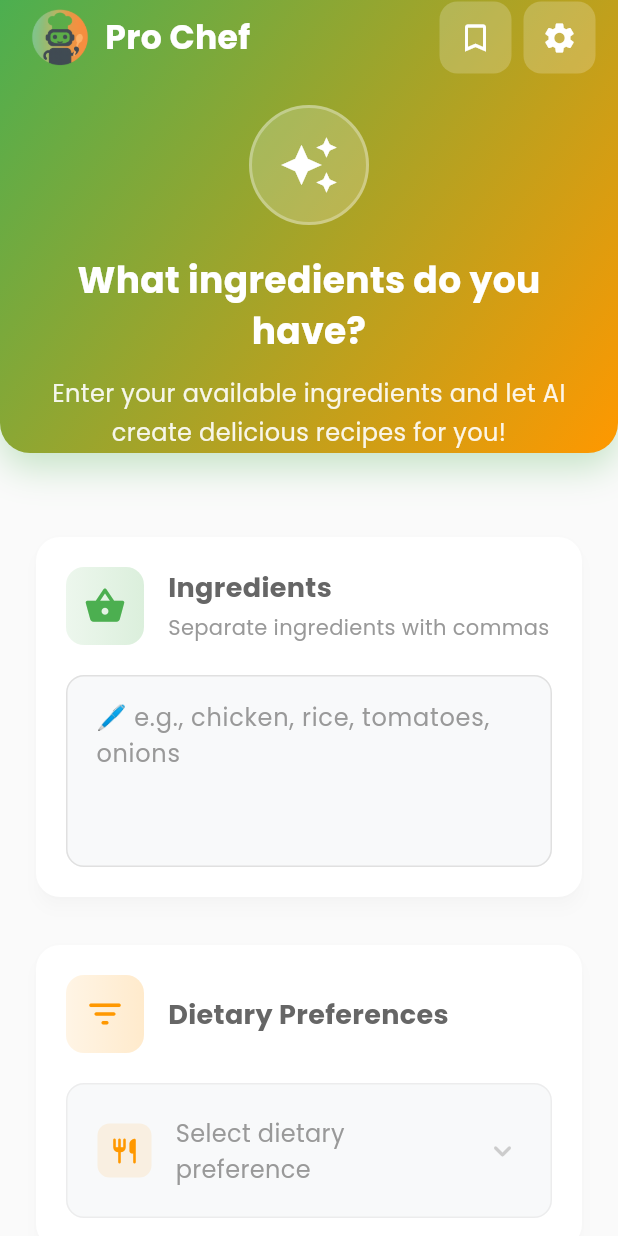
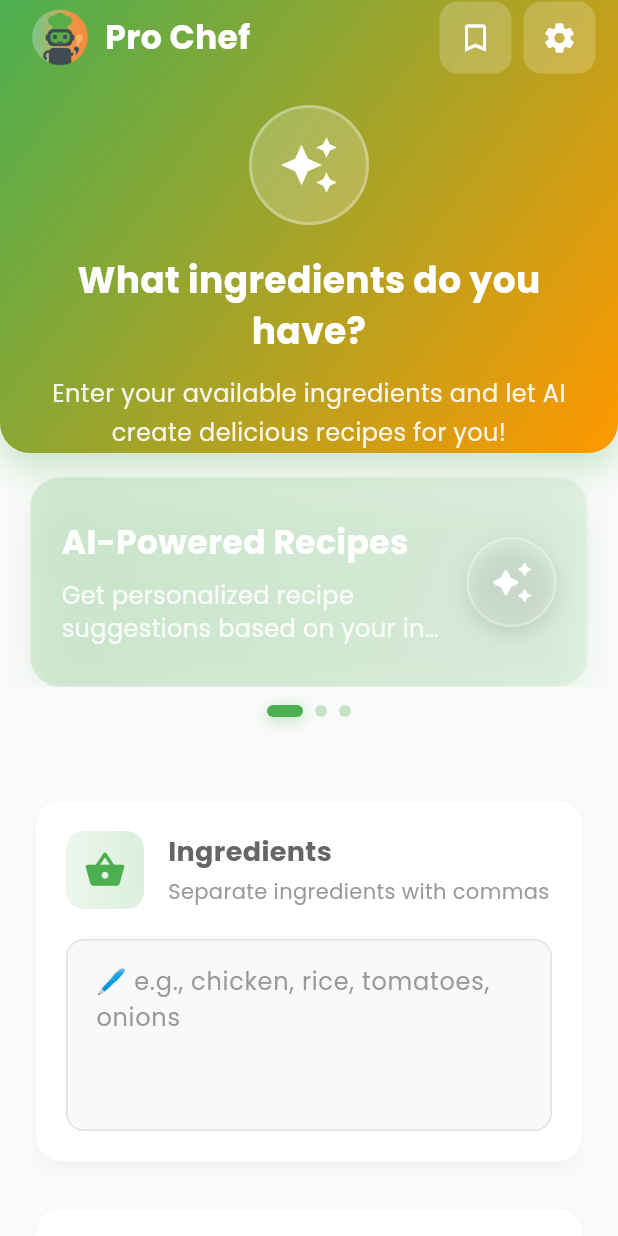
Before and after one commit to hamed75kazemii/pro_chef, a Flutter app: the screen it shows after launch, on a phone screen of 412 x 824 dp. Run offline on Flutter 3.47's test engine with Material 3 defaults, Android fonts, the phone set to English and light mode, and no system bars; our stand-ins replace get, get_storage, google_fonts, share_plus, shared_preferences.

Commit message:
Add banner slider

```diff
--- a/lib/screens/home_screen.dart
+++ b/lib/screens/home_screen.dart
@@ -6,6 +6,7 @@ import '../constants/app_colors.dart';
 import '../constants/app_text_theme.dart';
 import '../controllers/recipe_controller.dart';
 import '../controllers/root_controller.dart';
+import '../widgets/banner_slider.dart';
 import 'results_screen.dart';
 
 class HomeScreen extends StatefulWidget {
@@ -117,13 +118,16 @@ class _HomeScreenState extends State<HomeScreen> {
               ),
             ),
 
+            // Banner Slider
+            const BannerSlider(),
+
             Padding(
               padding: const EdgeInsets.all(20.0),
               child: Column(
                 crossAxisAlignment: CrossAxisAlignment.stretch,
                 children: [
                   // Welcome Card with enhanced design
-                  const SizedBox(height: 32),
+                  const SizedBox(height: 16),
 
                   // Ingredients Input with improved design
                   Card(
--- a/lib/translations/app_translations.dart
+++ b/lib/translations/app_translations.dart
@@ -131,6 +131,17 @@ class AppTranslations extends Translations {
       'and_more': 'and',
       'more': 'more',
       'generated_with_pro_chef': 'Generated with Pro Chef AI Recipe Generator',
+
+      // Banner Slider
+      'banner_title_1': 'AI-Powered Recipes',
+      'banner_subtitle_1':
+          'Get personalized recipe suggestions based on your ingredients',
+      'banner_title_2': 'Save Your Favorites',
+      'banner_subtitle_2':
+          'Keep your favorite recipes organized and easily accessible',
+      'banner_title_3': 'Quick & Easy Meals',
+      'banner_subtitle_3':
+          'Discover delicious recipes that fit your busy lifestyle',
     },
     'fa': {
       // App
@@ -266,6 +277,16 @@ class AppTranslations extends Translations {
       'more': 'بیشتر',
       'generated_with_pro_chef':
           'تولید شده با پرو شیف - تولید کننده دستور پخت هوشمند',
+
+      // Banner Slider
+      'banner_title_1': 'دستور پخت هوشمند',
+      'banner_subtitle_1': 'پیشنهادات شخصی‌سازی شده بر اساس مواد اولیه شما',
+      'banner_title_2': 'ذخیره علاقه‌مندی‌ها',
+      'banner_subtitle_2':
+          'دستور پخت‌های مورد علاقه خود را منظم و قابل دسترس نگه دارید',
+      'banner_title_3': 'غذاهای سریع و آسان',
+      'banner_subtitle_3':
+          'دستور پخت‌های خوشمزه‌ای را کشف کنید که با شما سازگار باشد',
     },
   };
 }
--- /dev/null
+++ b/lib/widgets/banner_slider.dart
@@ -0,0 +1,365 @@
+import 'package:flutter/material.dart';
+import 'package:get/get.dart';
+import 'dart:async';
+import '../constants/app_colors.dart';
+import '../constants/app_text_theme.dart';
+import '../constants/Screen_utills.dart';
+import '../controllers/root_controller.dart';
+
+class BannerSlider extends StatefulWidget {
+  final bool showCloseButton;
+  final VoidCallback? onClose;
+
+  const BannerSlider({super.key, this.showCloseButton = false, this.onClose});
+
+  @override
+  State<BannerSlider> createState() => _BannerSliderState();
+}
+
+class _BannerSliderState extends State<BannerSlider>
+    with TickerProviderStateMixin {
+  final PageController _pageController = PageController();
+  int _currentPage = 0;
+  Timer? _timer;
+  late AnimationController _scaleController;
+  late Animation<double> _scaleAnimation;
+  final RootController rootController = Get.find<RootController>();
+
+  final List<BannerItem> _banners = [
+    BannerItem(
+      title: 'banner_title_1',
+      subtitle: 'banner_subtitle_1',
+      icon: Icons.auto_awesome_rounded,
+      gradient: LinearGradient(
+        colors: [AppColors.mintGreen, AppColors.mintGreen.withOpacity(0.8)],
+        begin: Alignment.topLeft,
+        end: Alignment.bottomRight,
+      ),
+    ),
+    BannerItem(
+      title: 'banner_title_2',
+      subtitle: 'banner_subtitle_2',
+      icon: Icons.favorite_rounded,
+      gradient: LinearGradient(
+        colors: [AppColors.warmOrange, AppColors.warmOrange.withOpacity(0.8)],
+        begin: Alignment.topLeft,
+        end: Alignment.bottomRight,
+      ),
+    ),
+    BannerItem(
+      title: 'banner_title_3',
+      subtitle: 'banner_subtitle_3',
+      icon: Icons.restaurant_rounded,
+      gradient: LinearGradient(
+        colors: [AppColors.info, AppColors.info.withOpacity(0.8)],
+        begin: Alignment.topLeft,
+        end: Alignment.bottomRight,
+      ),
+    ),
+  ];
+
+  @override
+  void initState() {
+    super.initState();
+    _scaleController = AnimationController(
+      duration: const Duration(milliseconds: 150),
+      vsync: this,
+    );
+    _scaleAnimation = Tween<double>(begin: 1.0, end: 0.95).animate(
+      CurvedAnimation(parent: _scaleController, curve: Curves.easeInOut),
+    );
+    _startAutoScroll();
+  }
+
+  @override
+  void dispose() {
+    _timer?.cancel();
+    _pageController.dispose();
+    _scaleController.dispose();
+    super.dispose();
+  }
+
+  void _startAutoScroll() {
+    _timer = Timer.periodic(const Duration(seconds: 4), (timer) {
+      if (mounted) {
+        if (_currentPage < _banners.length - 1) {
+          _pageController.nextPage(
+            duration: const Duration(milliseconds: 500),
+            curve: Curves.easeInOut,
+          );
+        } else {
+          _pageController.animateToPage(
+            0,
+            duration: const Duration(milliseconds: 500),
+            curve: Curves.easeInOut,
+          );
+        }
+      }
+    });
+  }
+
+  void _onBannerTap(int index) {
+    // Add scale animation
+    _scaleController.forward().then((_) {
+      _scaleController.reverse();
+    });
+
+    // Handle banner tap - you can add navigation or other actions here
+    switch (index) {
+      case 0:
+        // Navigate to AI features or show more info
+        final aiTitle =
+            rootController.currentLanguage == 'en'
+                ? 'AI Features'
+                : 'ویژگی‌های هوشمند';
+        final aiMessage =
+            rootController.currentLanguage == 'en'
+                ? 'Discover our advanced AI-powered recipe generation!'
+                : 'ویژگی‌های پیشرفته تولید دستور پخت هوشمند ما را کشف کنید!';
+        Get.snackbar(
+          aiTitle,
+          aiMessage,
+          snackPosition: SnackPosition.BOTTOM,
+          backgroundColor: AppColors.mintGreen.withOpacity(0.9),
+          colorText: Colors.white,
+          duration: const Duration(seconds: 3),
+        );
+        break;
+      case 1:
+        // Navigate to saved recipes
+        final savedTitle =
+            rootController.currentLanguage == 'en'
+                ? 'Saved Recipes'
+                : 'دستور پخت‌های ذخیره شده';
+        final savedMessage =
+            rootController.currentLanguage == 'en'
+                ? 'View and manage your favorite recipes!'
+                : 'دستور پخت‌های مورد علاقه خود را مشاهده و مدیریت کنید!';
+        Get.snackbar(
+          savedTitle,
+          savedMessage,
+          snackPosition: SnackPosition.BOTTOM,
+          backgroundColor: AppColors.warmOrange.withOpacity(0.9),
+          colorText: Colors.white,
+          duration: const Duration(seconds: 3),
+        );
+        break;
+      case 2:
+        // Navigate to quick meals
+        final quickTitle =
+            rootController.currentLanguage == 'en'
+                ? 'Quick Meals'
+                : 'غذاهای سریع';
+        final quickMessage =
+            rootController.currentLanguage == 'en'
+                ? 'Find recipes that fit your busy schedule!'
+                : 'دستور پخت‌هایی را پیدا کنید که با برنامه شلوغ شما سازگار باشد!';
+        Get.snackbar(
+          quickTitle,
+          quickMessage,
+          snackPosition: SnackPosition.BOTTOM,
+          backgroundColor: AppColors.info.withOpacity(0.9),
+          colorText: Colors.white,
+          duration: const Duration(seconds: 3),
+        );
+        break;
+    }
+  }
+
+  void _onPageChanged(int page) {
+    setState(() {
+      _currentPage = page;
+    });
+  }
+
+  @override
+  Widget build(BuildContext context) {
+    return Container(
+      height: 160,
+      margin: const EdgeInsets.symmetric(horizontal: 0, vertical: 16),
+      child: Column(
+        children: [
+          Expanded(
+            child: Stack(
+              children: [
+                PageView.builder(
+                  controller: _pageController,
+                  onPageChanged: _onPageChanged,
+                  itemCount: _banners.length,
+
+                  itemBuilder: (context, index) {
+                    return Padding(
+                      padding: const EdgeInsets.symmetric(horizontal: 16.0),
+                      child: GestureDetector(
+                        onTap: () => _onBannerTap(index),
+                        child: ScaleTransition(
+                          scale: _scaleAnimation,
+                          child: _buildBannerCard(_banners[index]),
+                        ),
+                      ),
+                    );
+                  },
+                ),
+                if (widget.showCloseButton)
+                  Positioned(
+                    top: 8,
+                    right: 8,
+                    child: GestureDetector(
+                      onTap: widget.onClose,
+                      child: Container(
+                        width: 32,
+                        height: 32,
+                        decoration: BoxDecoration(
+                          color: Colors.black.withOpacity(0.3),
+                          borderRadius: BorderRadius.circular(16),
+                        ),
+                        child: const Icon(
+                          Icons.close,
+                          color: Colors.white,
+                          size: 20,
+                        ),
+                      ),
+                    ),
+                  ),
+              ],
+            ),
+          ),
+          const SizedBox(height: 12),
+          _buildPageIndicator(),
+        ],
+      ),
+    );
+  }
+
+  Widget _buildBannerCard(BannerItem banner) {
+    return AnimatedContainer(
+      duration: const Duration(milliseconds: 300),
+      margin: const EdgeInsets.symmetric(horizontal: 4),
+      decoration: BoxDecoration(
+        gradient: LinearGradient(
+          colors: [
+            banner.gradient.colors.first.withOpacity(0.2),
+            banner.gradient.colors.last.withOpacity(0.1),
+          ],
+          begin: Alignment.topLeft,
+          end: Alignment.bottomRight,
+        ),
+        borderRadius: BorderRadius.circular(20),
+        border: Border.all(color: Colors.white.withOpacity(0.2), width: 1),
+        boxShadow: [
+          BoxShadow(
+            color: banner.gradient.colors.first.withOpacity(0.1),
+            blurRadius: 20,
+            offset: const Offset(0, 10),
+          ),
+        ],
+      ),
+      child: Padding(
+        padding: const EdgeInsets.all(20),
+        child: Row(
+          children: [
+            Expanded(
+              flex: 3,
+              child: Column(
+                crossAxisAlignment: CrossAxisAlignment.start,
+                mainAxisAlignment: MainAxisAlignment.center,
+                children: [
+                  // Single language title
+                  Text(
+                    banner.title.tr,
+                    style: AppTextTheme.titleLarge.copyWith(
+                      color: Colors.white,
+                      fontWeight: FontWeight.bold,
+                    ),
+                    maxLines: 2,
+                    overflow: TextOverflow.ellipsis,
+                  ),
+                  const SizedBox(height: 8),
+                  // Single language subtitle
+                  Text(
+                    banner.subtitle.tr,
+                    style: AppTextTheme.bodyMedium.copyWith(
+                      color: Colors.white.withOpacity(0.9),
+                      height: 1.4,
+                    ),
+                    maxLines: 2,
+                    overflow: TextOverflow.ellipsis,
+                  ),
+                ],
+              ),
+            ),
+            const SizedBox(width: 16),
+            Container(
+              width: 60,
+              height: 60,
+              decoration: BoxDecoration(
+                color: Colors.white.withOpacity(0.15),
+                borderRadius: BorderRadius.circular(30),
+                border: Border.all(
+                  color: Colors.white.withOpacity(0.3),
+                  width: 1.5,
+                ),
+                boxShadow: [
+                  BoxShadow(
+                    color: Colors.black.withOpacity(0.1),
+                    blurRadius: 10,
+                    offset: const Offset(0, 5),
+                  ),
+                ],
+              ),
+              child: Icon(banner.icon, color: Colors.white, size: 30),
+            ),
+          ],
+        ),
+      ),
+    );
+  }
+
+  Widget _buildPageIndicator() {
+    final currentBanner = _banners[_currentPage];
+    final primaryColor = currentBanner.gradient.colors.first;
+
+    return Row(
+      mainAxisAlignment: MainAxisAlignment.center,
+      children: List.generate(
+        _banners.length,
+        (index) => Container(
+          width: _currentPage == index ? 24 : 8,
+          height: 8,
+          margin: const EdgeInsets.symmetric(horizontal: 4),
+          decoration: BoxDecoration(
+            color:
+                _currentPage == index
+                    ? primaryColor
+                    : primaryColor.withOpacity(0.3),
+            borderRadius: BorderRadius.circular(4),
+            boxShadow:
+                _currentPage == index
+                    ? [
+                      BoxShadow(
+                        color: primaryColor.withOpacity(0.4),
+                        blurRadius: 8,
+                        offset: const Offset(0, 2),
+                      ),
+                    ]
+                    : null,
+          ),
+        ),
+      ),
+    );
+  }
+}
+
+class BannerItem {
+  final String title;
+  final String subtitle;
+  final IconData icon;
+  final LinearGradient gradient;
+
+  BannerItem({
+    required this.title,
+    required this.subtitle,
+    required this.icon,
+    required this.gradient,
+  });
+}
```
